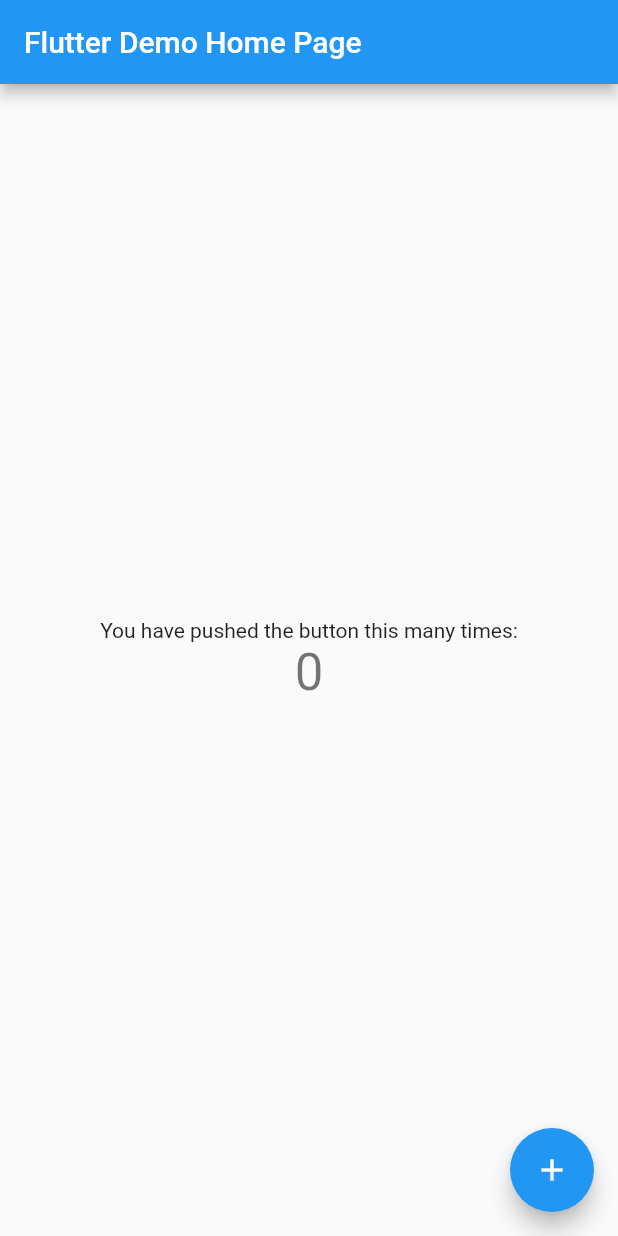
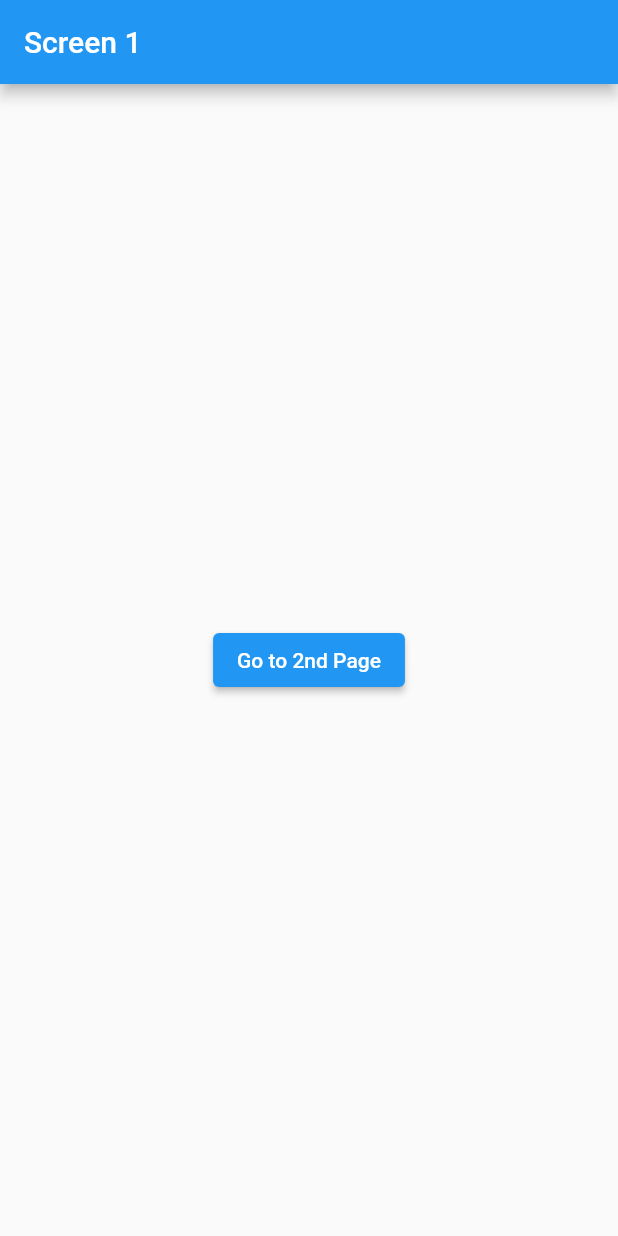
Before and after one commit to GlitchAmbush/mobile_proj, a Flutter app: the screen it shows after launch, on a phone screen of 412 x 824 dp. Run offline on Flutter 3.47's test engine with Material 2 defaults, Android fonts, the light colour scheme and no system bars.

Commit message:
Basic Implementation

```diff
--- a/lib/main.dart
+++ b/lib/main.dart
@@ -1,115 +1,15 @@
 import 'package:flutter/material.dart';
+import 'screens/start.dart';
 
-void main() {
-  runApp(const MyApp());
-}
+void main() => runApp(const MyApp());
 
 class MyApp extends StatelessWidget {
   const MyApp({super.key});
 
-  // This widget is the root of your application.
   @override
   Widget build(BuildContext context) {
-    return MaterialApp(
-      title: 'Flutter Demo',
-      theme: ThemeData(
-        // This is the theme of your application.
-        //
-        // Try running your application with "flutter run". You'll see the
-        // application has a blue toolbar. Then, without quitting the app, try
-        // changing the primarySwatch below to Colors.green and then invoke
-        // "hot reload" (press "r" in the console where you ran "flutter run",
-        // or simply save your changes to "hot reload" in a Flutter IDE).
-        // Notice that the counter didn't reset back to zero; the application
-        // is not restarted.
-        primarySwatch: Colors.blue,
-      ),
-      home: const MyHomePage(title: 'Flutter Demo Home Page'),
+    return const MaterialApp(
+      home: Start(),
     );
   }
 }
-
-class MyHomePage extends StatefulWidget {
-  const MyHomePage({super.key, required this.title});
-
-  // This widget is the home page of your application. It is stateful, meaning
-  // that it has a State object (defined below) that contains fields that affect
-  // how it looks.
-
-  // This class is the configuration for the state. It holds the values (in this
-  // case the title) provided by the parent (in this case the App widget) and
-  // used by the build method of the State. Fields in a Widget subclass are
-  // always marked "final".
-
-  final String title;
-
-  @override
-  State<MyHomePage> createState() => _MyHomePageState();
-}
-
-class _MyHomePageState extends State<MyHomePage> {
-  int _counter = 0;
-
-  void _incrementCounter() {
-    setState(() {
-      // This call to setState tells the Flutter framework that something has
-      // changed in this State, which causes it to rerun the build method below
-      // so that the display can reflect the updated values. If we changed
-      // _counter without calling setState(), then the build method would not be
-      // called again, and so nothing would appear to happen.
-      _counter++;
-    });
-  }
-
-  @override
-  Widget build(BuildContext context) {
-    // This method is rerun every time setState is called, for instance as done
-    // by the _incrementCounter method above.
-    //
-    // The Flutter framework has been optimized to make rerunning build methods
-    // fast, so that you can just rebuild anything that needs updating rather
-    // than having to individually change instances of widgets.
-    return Scaffold(
-      appBar: AppBar(
-        // Here we take the value from the MyHomePage object that was created by
-        // the App.build method, and use it to set our appbar title.
-        title: Text(widget.title),
-      ),
-      body: Center(
-        // Center is a layout widget. It takes a single child and positions it
-        // in the middle of the parent.
-        child: Column(
-          // Column is also a layout widget. It takes a list of children and
-          // arranges them vertically. By default, it sizes itself to fit its
-          // children horizontally, and tries to be as tall as its parent.
-          //
-          // Invoke "debug painting" (press "p" in the console, choose the
-          // "Toggle Debug Paint" action from the Flutter Inspector in Android
-          // Studio, or the "Toggle Debug Paint" command in Visual Studio Code)
-          // to see the wireframe for each widget.
-          //
-          // Column has various properties to control how it sizes itself and
-          // how it positions its children. Here we use mainAxisAlignment to
-          // center the children vertically; the main axis here is the vertical
-          // axis because Columns are vertical (the cross axis would be
-          // horizontal).
-          mainAxisAlignment: MainAxisAlignment.center,
-          children: <Widget>[
-            const Text(
-              'You have pushed the button this many times:',
-            ),
-            Text(
-              '$_counter',
-              style: Theme.of(context).textTheme.headlineMedium,
-            ),
-          ],
-        ),
-      ),
-      floatingActionButton: FloatingActionButton(
-        onPressed: _incrementCounter,
-        tooltip: 'Increment',
-        child: const Icon(Icons.add),
-      ), // This trailing comma makes auto-formatting nicer for build methods.
-    );
-  }
-}
--- /dev/null
+++ b/lib/screens/Start.dart
@@ -0,0 +1,22 @@
+import 'package:flutter/material.dart';
+import 'screen2.dart';
+
+class Start extends StatelessWidget {
+  const Start({super.key});
+
+  @override
+  Widget build(BuildContext context) {
+    return Scaffold(
+        appBar:
+            AppBar(backgroundColor: Colors.blue, title: const Text('Screen 1')),
+        body: Center(
+          child: ElevatedButton(
+            onPressed: () {
+              Navigator.push(context,
+                  MaterialPageRoute(builder: (context) => const Screen2()));
+            },
+            child: const Text('Go to 2nd Page'),
+          ),
+        ));
+  }
+}
```
Also changed, not shown: lib/screens/screen2.dart (added, +29 -0 lines).
